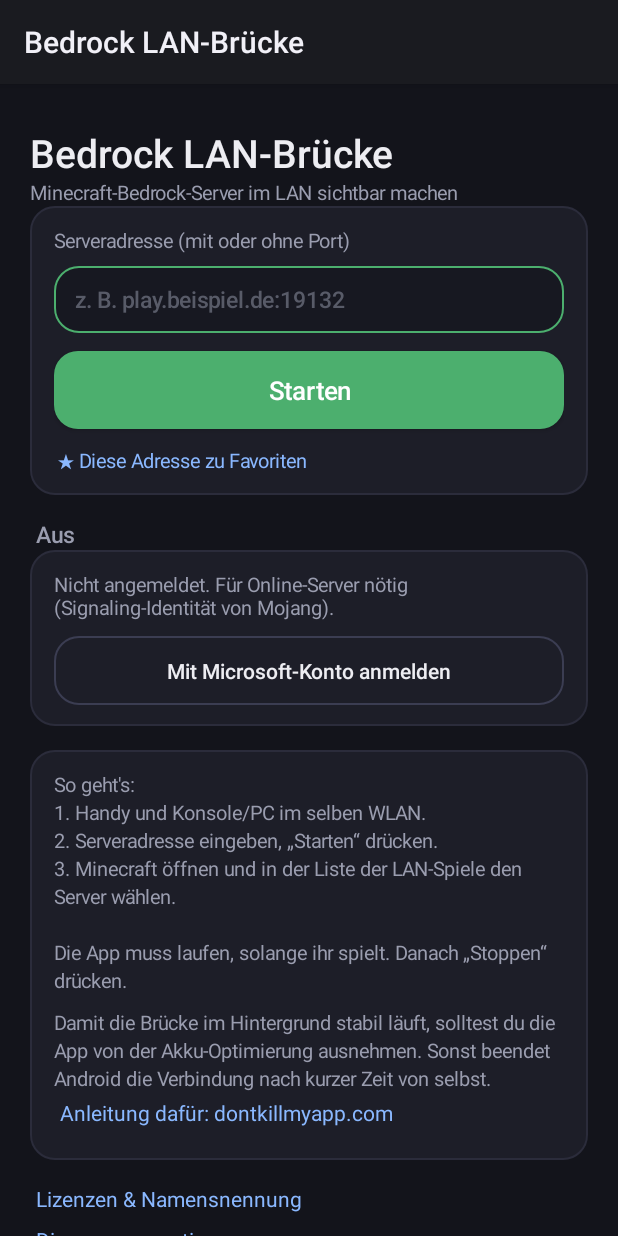
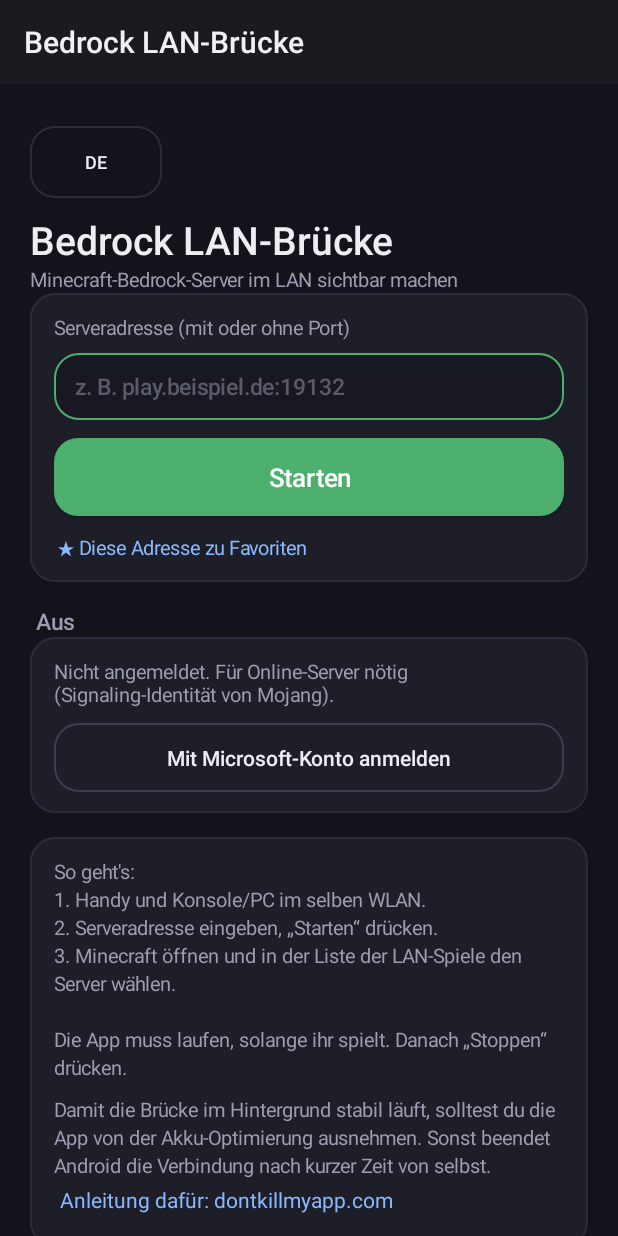
Before and after one commit to x1708er/bedrock-bridge, an Android app: the screen it shows after launch (MainActivity), on a phone screen of 412 x 824 dp. Run offline under Robolectric (Android 15) with nearby library versions, the phone set to English and light mode, and no system bars; pictures from the network do not load.

Commit message:
UI: Sprachschalter EN/DE oben links

```diff
--- a/app/src/main/java/de/bedrocklan/bridge/BridgeApp.java
+++ b/app/src/main/java/de/bedrocklan/bridge/BridgeApp.java
@@ -1,9 +1,15 @@
 package de.bedrocklan.bridge;
 
 import android.app.Application;
+import android.content.Context;
 
 /** Application-Einstieg: richtet die globale Sturzsicherung so früh wie möglich ein. */
 public class BridgeApp extends Application {
+    @Override
+    protected void attachBaseContext(Context base) {
+        super.attachBaseContext(LocaleHelper.wrap(base));
+    }
+
     @Override
     public void onCreate() {
         super.onCreate();
--- /dev/null
+++ b/app/src/main/java/de/bedrocklan/bridge/LocaleHelper.java
@@ -0,0 +1,41 @@
+package de.bedrocklan.bridge;
+
+import android.content.Context;
+import android.content.SharedPreferences;
+import android.content.res.Configuration;
+import android.os.LocaleList;
+
+import java.util.Locale;
+
+/** Hilfsklasse für die In-App-Sprache (EN/DE) über einen Configuration-Context. */
+public final class LocaleHelper {
+    private static final String PREFS = "MainActivity";
+    private static final String KEY = "language";
+
+    private LocaleHelper() {}
+
+    static String read(Context base) {
+        SharedPreferences prefs = base.getSharedPreferences(PREFS, Context.MODE_PRIVATE);
+        String language = prefs.getString(KEY, null);
+        if (language == null) return null;
+        return language.equals("de") || language.equals("en") ? language : null;
+    }
+
+    static void write(Context context, String language) {
+        context.getSharedPreferences(PREFS, Context.MODE_PRIVATE)
+                .edit()
+                .putString(KEY, language)
+                .apply();
+    }
+
+    static Context wrap(Context base) {
+        String language = read(base);
+        if (language == null) return base;
+        Locale locale = new Locale(language);
+        Locale.setDefault(locale);
+        Configuration config = new Configuration(base.getResources().getConfiguration());
+        config.setLocale(locale);
+        config.setLocales(LocaleList.forLanguageTags(language));
+        return base.createConfigurationContext(config);
+    }
+}
--- a/app/src/main/java/de/bedrocklan/bridge/MainActivity.java
+++ b/app/src/main/java/de/bedrocklan/bridge/MainActivity.java
@@ -85,6 +85,11 @@ public class MainActivity extends Activity {
     };
 
     @Override
+    protected void attachBaseContext(Context newBase) {
+        super.attachBaseContext(LocaleHelper.wrap(newBase));
+    }
+
+    @Override
     protected void onCreate(Bundle b) {
         super.onCreate(b);
 
@@ -95,6 +100,21 @@ public class MainActivity extends Activity {
         root.setOrientation(LinearLayout.VERTICAL);
         root.setPadding(dp(20), dp(28), dp(20), dp(20));
         root.setBackgroundColor(BG);
+
+        Button languageButton = new Button(this);
+        languageButton.setTextSize(12);
+        languageButton.setTextColor(TEXT);
+        languageButton.setAllCaps(false);
+        languageButton.setTypeface(Typeface.create("sans-serif-medium", Typeface.NORMAL));
+        languageButton.setPadding(dp(12), dp(6), dp(12), dp(6));
+        setRipple(languageButton, rounded(0x00000000, STROKE));
+        languageButton.setContentDescription(getString(R.string.language_switch));
+        languageButton.setText(currentLanguage().equals("de") ? "EN" : "DE");
+        languageButton.setOnClickListener(v -> toggleLanguage());
+        LinearLayout.LayoutParams langLp = new LinearLayout.LayoutParams(
+                LinearLayout.LayoutParams.WRAP_CONTENT, LinearLayout.LayoutParams.WRAP_CONTENT);
+        langLp.bottomMargin = dp(10);
+        root.addView(languageButton, langLp);
 
         TextView title = new TextView(this);
         title.setText(R.string.app_title);
@@ -827,6 +847,16 @@ public class MainActivity extends Activity {
         android.widget.Toast.makeText(this, s, android.widget.Toast.LENGTH_SHORT).show();
     }
 
+    private String currentLanguage() {
+        return getResources().getConfiguration().getLocales().get(0).getLanguage();
+    }
+
+    private void toggleLanguage() {
+        String next = currentLanguage().equals("de") ? "en" : "de";
+        LocaleHelper.write(this, next);
+        recreate();
+    }
+
     private TextView link() {
         TextView tv = new TextView(this);
         tv.setTextSize(14);
--- a/app/src/main/res/values/strings.xml
+++ b/app/src/main/res/values/strings.xml
@@ -1,6 +1,7 @@
 <?xml version="1.0" encoding="utf-8"?>
 <resources>
     <string name="app_title">Bedrock LAN-Brücke</string>
+    <string name="language_switch">Sprache wechseln</string>
     <string name="subtitle">Minecraft-Bedrock-Server im LAN sichtbar machen</string>
     <string name="address_hint">Serveradresse (mit oder ohne Port)</string>
     <string name="address_example">z. B. play.beispiel.de:19132</string>
```
Also changed, not shown: 2 other files.
